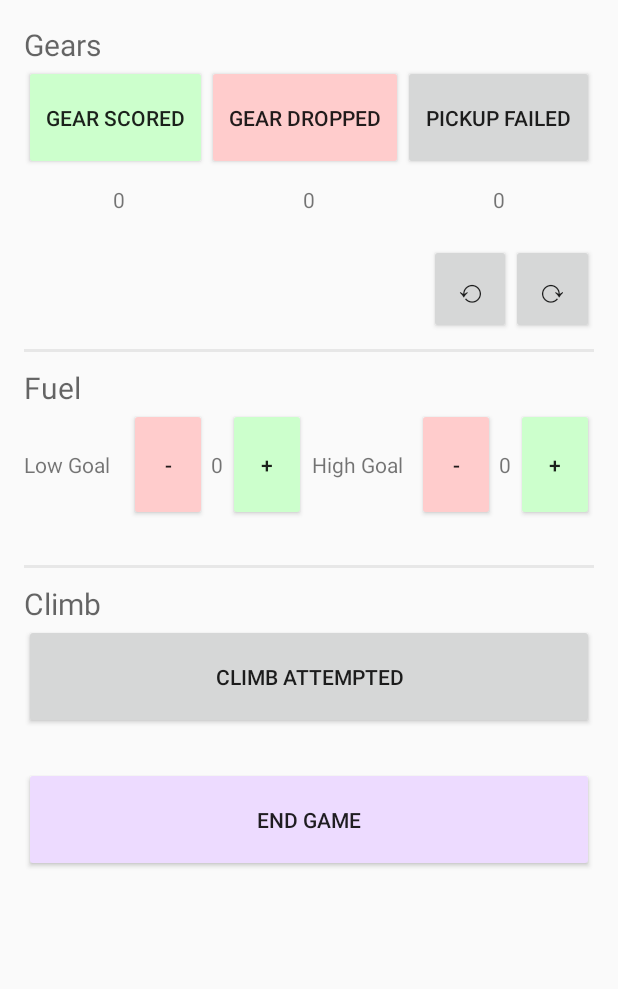
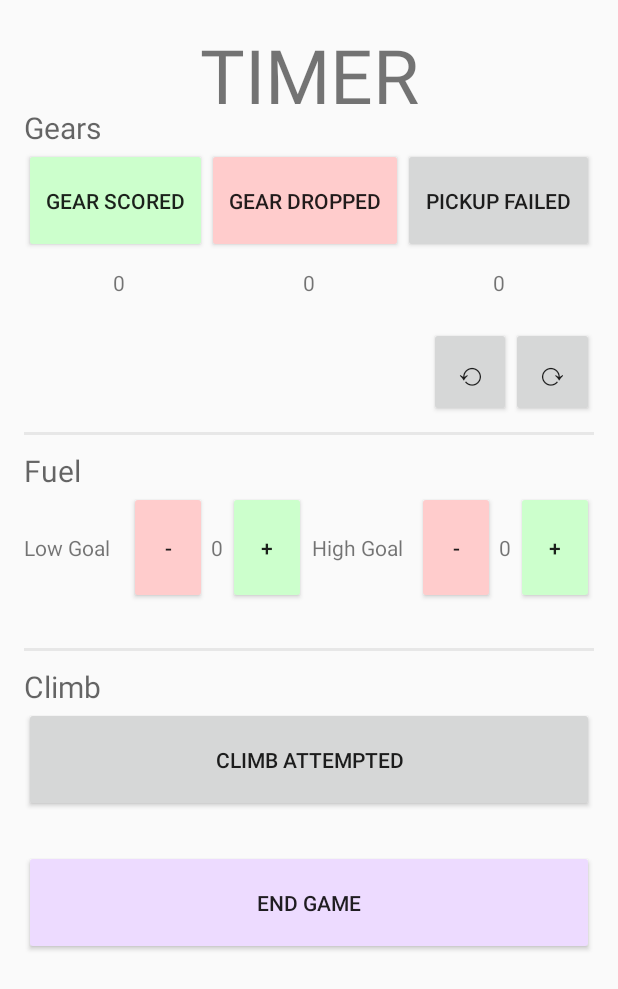
Before and after one commit to GSeve4/TeleopApplication, an Android app: the GameActivity screen opened directly, with no data from a screen before it, on a phone screen of 412 x 824 dp. Shown: the top 989 px of the screen. Run offline under Robolectric (Android 15) with nearby library versions, the phone set to English and light mode, and no system bars; 2 statements that could not run were skipped.

Commit message:
testing the timer

```diff
--- a/app/src/main/java/salinesingularity/singularitytimingapplication/GameActivity.java
+++ b/app/src/main/java/salinesingularity/singularitytimingapplication/GameActivity.java
@@ -4,6 +4,7 @@ import android.content.ClipData;
 import android.content.ClipboardManager;
 import android.content.Context;
 import android.content.Intent;
+import android.os.CountDownTimer;
 import android.support.v7.app.AppCompatActivity;
 import android.os.Bundle;
 import android.util.Log;
@@ -14,6 +15,8 @@ import android.widget.Button;
 import android.widget.LinearLayout;
 import android.widget.TextView;
 import android.widget.Toast;
+
+import org.w3c.dom.Text;
 
 import java.util.ArrayList;
 
@@ -32,6 +35,8 @@ public class GameActivity extends AppCompatActivity {
     ArrayList<TeleopEvent> undone;
 
     public final long GAME_LENGTH = 150000;
+    TextView countDownTimer = (TextView) findViewById(R.id.txtCountDownTimer);
+    public long startTime;
 
     @Override
     protected void onCreate(Bundle savedInstanceState) {
@@ -49,6 +54,18 @@ public class GameActivity extends AppCompatActivity {
         //leaving this commented leaves the default text values on the buttons until one is pressed.
         //updateCounters();
 
+        //starting a countdown timer when the activity opens
+        startTime = System.currentTimeMillis();
+        new CountDownTimer(150000, 1000) {
+
+            public void onTick(long millisUntilFinished) {
+                countDownTimer.setText("Autonomous: " + millisUntilFinished / 1000);
+            }
+
+            public void onFinish() {
+
+            }
+        }.start();
     }
 
     //gear button methods
--- a/app/src/main/res/layout/activity_game.xml
+++ b/app/src/main/res/layout/activity_game.xml
@@ -27,6 +27,14 @@
             android:layout_alignParentTop="true"
             android:layout_alignParentLeft="true"
             android:layout_alignParentStart="true">
+
+            <TextView
+                android:text="TIMER"
+                android:layout_width="match_parent"
+                android:id="@+id/txtCountDownTimer"
+                android:textAlignment="center"
+                android:textSize="50sp"
+                android:layout_height="55dp" />
 
             <TextView
                 android:text="Gears"
```
